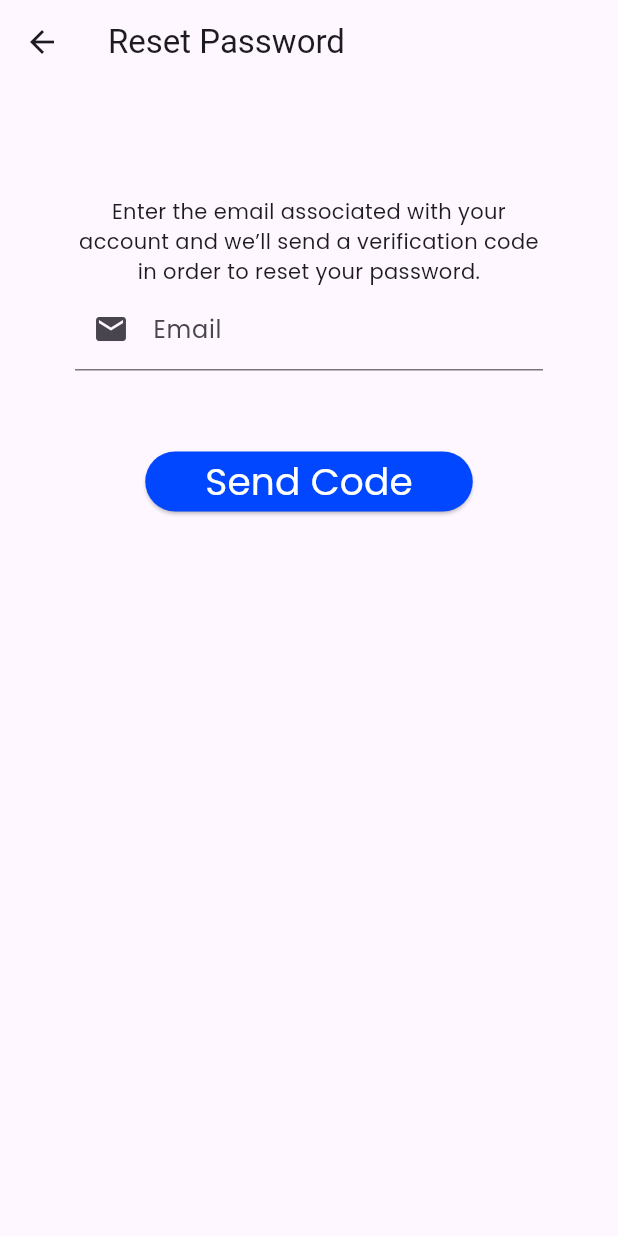
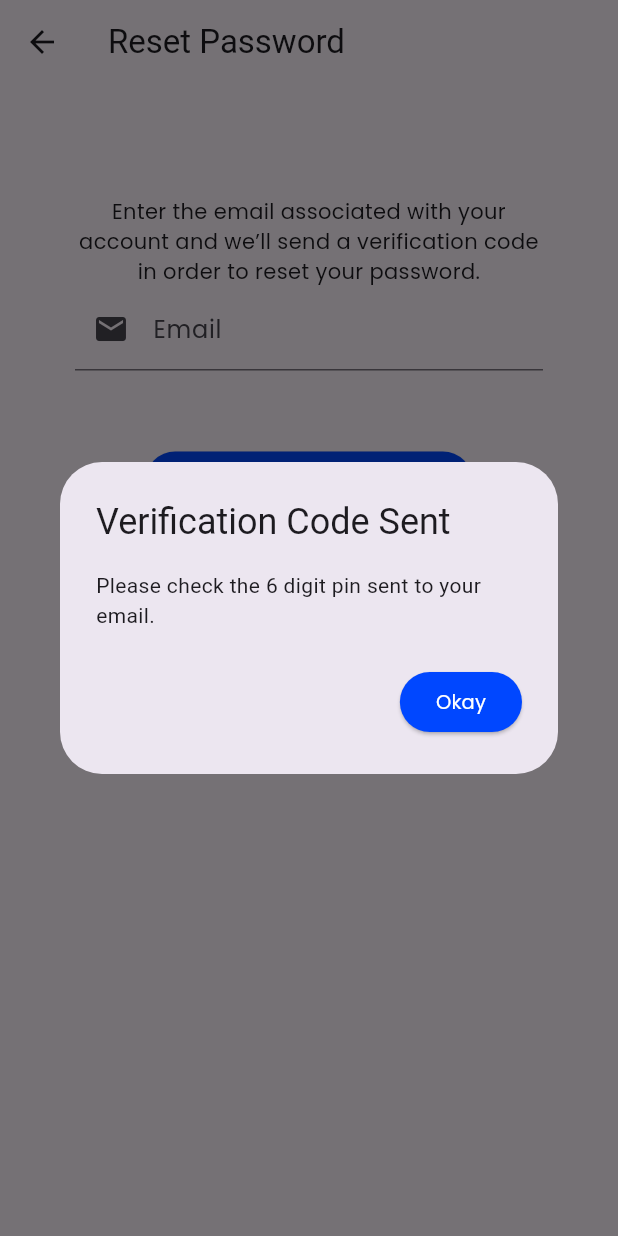
Before and after one commit to MTonilon22/Ardu-Illuminate, a Flutter app: the ResetPassword screen opened directly, after a tap on "Send Code", on a phone screen of 412 x 824 dp. Run offline on Flutter 3.47's test engine with Material 2 defaults, Android fonts, the light colour scheme and no system bars; missing offline and left inert: duration_picker.

Commit message:
Reset Page - If Okay, then it'll redirect it to the verifyCode file. You can only enter digits on the code and then if verify code is taped it'll prompt success

```diff
--- a/lib/passwordResetpage.dart
+++ b/lib/passwordResetpage.dart
@@ -1,4 +1,5 @@
 // ignore: file_names
+import 'package:ardu_illuminate/verifyCode.dart';
 import 'package:flutter/material.dart';
 
 class ResetPassword extends StatefulWidget {
@@ -12,7 +13,7 @@ class ResetPasswordState extends State<ResetPassword> {
   final TextEditingController emailController = TextEditingController();
 
   void _sendVerificationCode() {
-    // Implement code to send verification code to the provided email
+    // Ari ra mag add if unsaon pag send sa email. Ambot saon HAHA
   }
 
   @override
@@ -52,7 +53,46 @@ class ResetPasswordState extends State<ResetPassword> {
                 ),
                 const SizedBox(height: 50),
                   ElevatedButton(
-                  onPressed: _sendVerificationCode,
+                    onPressed: () {
+                      showDialog(
+                        context: context,
+                        builder: (BuildContext context) {
+                          return AlertDialog(
+                            title: Text('Verification Code Sent'),
+                            content: Text('Please check the 6 digit pin sent to your email.'),
+                            actions: [
+                              TextButton(
+                                onPressed: () => Navigator.pop(context),
+                                child: Text(''),
+                              ),
+                              ElevatedButton(
+                                onPressed: () {
+                                  _sendVerificationCode();
+                                  Navigator.pop(context);
+                                  Navigator.push(
+                                    context,
+                                    MaterialPageRoute(
+                                      builder: (context) => VerifyCode(email: emailController.text),
+                                    ),
+                                  );
+                                },
+                                style: ElevatedButton.styleFrom(
+                                  backgroundColor: Color.fromARGB(255, 0, 71, 255),
+                                ),
+                                child: const Text(
+                                  'Okay',
+                                  style: TextStyle(
+                                    fontSize: 13,
+                                    fontFamily: 'Poppins',
+                                    color: Colors.white,
+                                  ),
+                                ),
+                              ),
+                            ],
+                          );
+                        },
+                      );
+                    },
                     style: ElevatedButton.styleFrom(
                       padding: const EdgeInsets.symmetric(horizontal: 40),
                       shape: RoundedRectangleBorder(
@@ -69,7 +109,7 @@ class ResetPasswordState extends State<ResetPassword> {
                       ),
                     ),
                   ),
-                const SizedBox(height: 16),
+                const SizedBox(height: 15),
               ],
             ),
           ),
```
Also changed, not shown: lib/verifyCode.dart (added, +131 -0 lines), 6 other files. Lines whose indentation alone changed are shown as unchanged.
